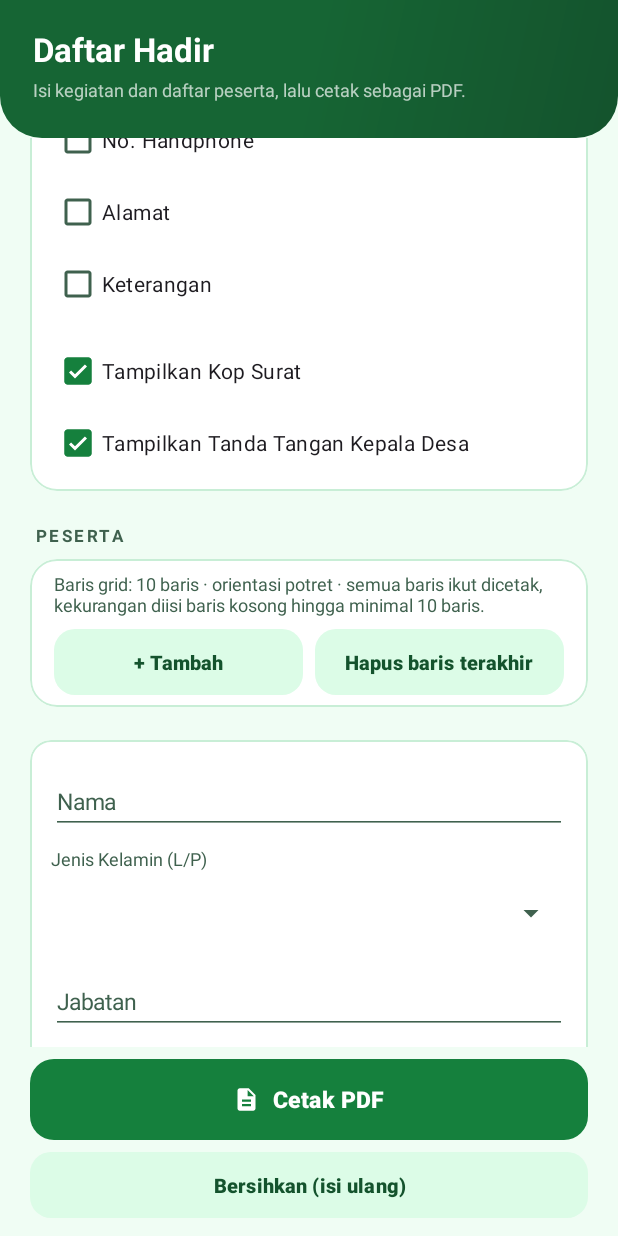
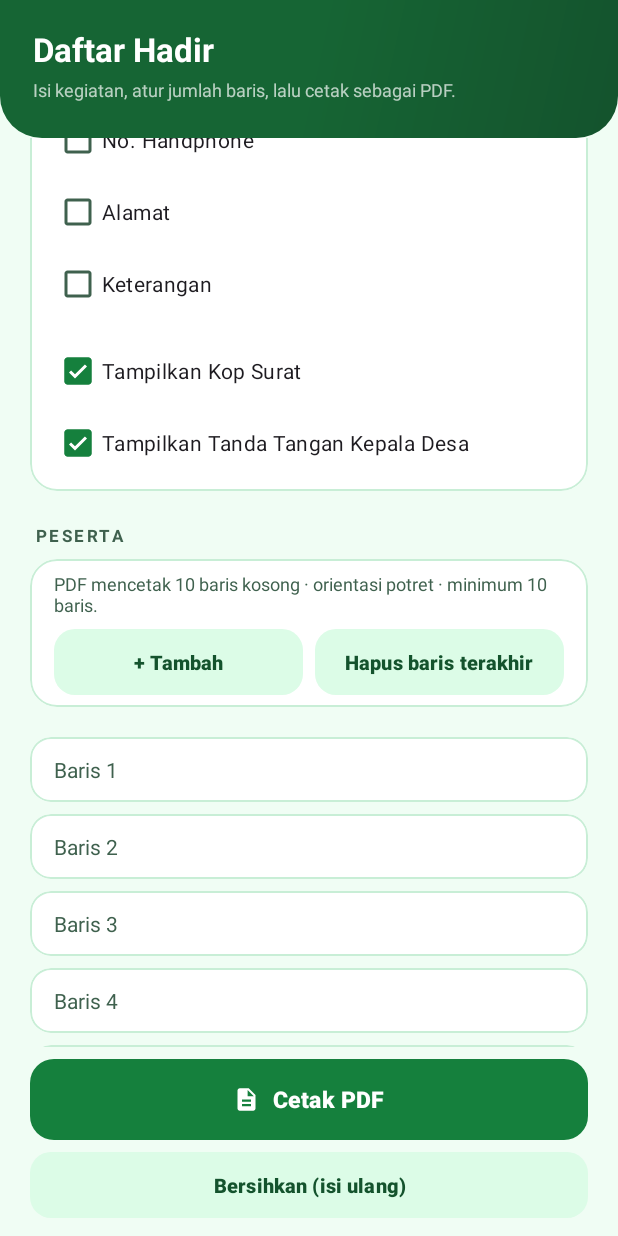
Before and after one commit to inomixstudio/SuDesApp, an Android app: the DaftarHadirActivity screen opened directly, with no data from a screen before it, scrolled down 848 dp, on a phone screen of 412 x 824 dp. Run offline under Robolectric (Android 15) with nearby library versions, the phone set to English and light mode, and no system bars; Roboto replaces fonts that are not available here.

Commit message:
fix(android): daftar hadir cetak baris kosong dan hapus kartu Sinkron
Kolom isian peserta dihapus karena daftar hadir dicetak sebagai baris kosong
yang diisi tangan; cukup 10 baris bawaan yang bisa ditambah dan dihapus,
sementara pilihan kolom yang dicetak tetap ada. Kartu Sinkron di beranda juga
dihapus karena pemasangan perangkat sudah otomatis muncul saat aplikasi dibuka
dan sinkron ulang tersedia di Pengaturan, sehingga kartu itu tidak berbuat apa
pun.

```diff
--- a/android/app/src/main/java/dev/sumberjaya/sudes/android/DaftarHadirActivity.kt
+++ b/android/app/src/main/java/dev/sumberjaya/sudes/android/DaftarHadirActivity.kt
@@ -1,17 +1,10 @@
 package dev.sumberjaya.sudes.android
 
-import android.content.Context
 import android.graphics.Bitmap
 import android.os.Bundle
-import android.view.View
 import android.view.ViewGroup
-import android.widget.AdapterView
-import android.widget.ArrayAdapter
 import android.widget.Button
-import android.widget.EditText
 import android.widget.LinearLayout
-import android.widget.ProgressBar
-import android.widget.Spinner
 import android.widget.TextView
 import android.widget.Toast
 import androidx.appcompat.app.AlertDialog
@@ -21,7 +14,6 @@ import androidx.lifecycle.lifecycleScope
 import com.google.android.material.card.MaterialCardView
 import com.google.android.material.checkbox.MaterialCheckBox
 import com.google.android.material.textfield.TextInputEditText
-import com.google.android.material.textfield.TextInputLayout
 import kotlinx.coroutines.Dispatchers
 import kotlinx.coroutines.launch
 import kotlinx.coroutines.withContext
@@ -30,27 +22,21 @@ import java.util.Date
 import java.util.Locale
 
 /**
- * Daftar Hadir: membuat, mencetak, dan membagikan daftar hadir sebagai PDF.
- * Sepenuhnya juga mengakui pengaturan kolom, jumlah baris peserta, dan orientasi
- * sesuai DaftarHadirViewModel & DaftarHadirGenerator di desktop. PDF dibuat di
- * `cacheDir`, dicetak lewat pemindai Android, dan tidak masuk antrean Supabase
- * (fitur cetak saja, sesuai kesepakatan).
+ * Daftar Hadir: membuat dan mencetak daftar hadir kosong sebagai PDF.
+ *
+ * Baris peserta tidak diisi di aplikasi — PDF dicetak dengan baris kosong
+ * bernomor untuk diisi tangan di lembar cetakan. Operator hanya menentukan
+ * kegiatan, kolom yang dicetak, dan jumlah baris (bawaan 10, bisa ditambah /
+ * dihapus). Jumlah baris ikut tercetak, minimum 10 (potret) / 6 (lanskap)
+ * mengikuti `DaftarHadirDocument` desktop. PDF dibuat di `cacheDir`, dicetak
+ * lewat pemindai Android, dan tidak masuk antrean Supabase.
  */
 class DaftarHadirActivity : AppCompatActivity() {
 
-    private data class BarisPeserta(
-        val kartu: MaterialCardView,
-        val nama: TextInputEditText,
-        val jk: Spinner,
-        val jabatan: TextInputEditText,
-        val nip: TextInputEditText,
-        val nik: TextInputEditText,
-        val noHp: TextInputEditText,
-        val alamat: TextInputEditText,
-        val keterangan: TextInputEditText,
-    )
+    /** Satu baris kosong: kartu pinggir + label nomornya. */
+    private data class BarisKosong(val kartu: MaterialCardView, val nomor: TextView)
 
-    private val daftarPeserta = mutableListOf<BarisPeserta>()
+    private val daftarBaris = mutableListOf<BarisKosong>()
 
     private lateinit var inputJudul: TextInputEditText
     private lateinit var inputHariTanggal: TextInputEditText
@@ -108,18 +94,19 @@ class DaftarHadirActivity : AppCompatActivity() {
             }
         })
 
-        for (i in 0 until MIN_POTRET) tambahBaris(null)
+        for (i in 0 until MIN_POTRET) tambahBaris()
         perbaruiInfo()
 
         findViewById<Button>(R.id.btn_hari_ini).setOnClickListener { isiHariTanggalHariIni() }
         findViewById<Button>(R.id.btn_tambah).setOnClickListener {
-            tambahBaris(null)
+            tambahBaris()
             perbaruiInfo()
         }
         findViewById<Button>(R.id.btn_hapus).setOnClickListener {
-            if (daftarPeserta.isNotEmpty()) {
-                val terakhir = daftarPeserta.removeAt(daftarPeserta.lastIndex)
+            if (daftarBaris.isNotEmpty()) {
+                val terakhir = daftarBaris.removeAt(daftarBaris.lastIndex)
                 wadahPeserta.removeView(terakhir.kartu)
+                pasangNomor()
                 perbaruiInfo()
             }
         }
@@ -159,15 +146,16 @@ class DaftarHadirActivity : AppCompatActivity() {
                 checkKop.isChecked = true
                 checkFooter.isChecked = true
                 wadahPeserta.removeAllViews()
-                daftarPeserta.clear()
-                for (i in 0 until MIN_POTRET) tambahBaris(null)
+                daftarBaris.clear()
+                for (i in 0 until MIN_POTRET) tambahBaris()
                 isiHariTanggalHariIni()
                 perbaruiInfo()
             }
             .show()
     }
 
-    private fun tambahBaris(values: DaftarHadirPdf.Peserta?) {
+    /** Satu baris kosong baru; dipakai kondisi awal, tombol Tambah, dan Bersihkan. */
+    private fun tambahBaris() {
         val kartu = MaterialCardView(this).apply {
             radius = Ui.dp(this@DaftarHadirActivity, 14).toFloat()
             strokeWidth = Ui.dp(this@DaftarHadirActivity, 1)
@@ -177,95 +165,36 @@ class DaftarHadirActivity : AppCompatActivity() {
             layoutParams = LinearLayout.LayoutParams(
                 ViewGroup.LayoutParams.MATCH_PARENT,
                 ViewGroup.LayoutParams.WRAP_CONTENT,
-            ).apply { topMargin = Ui.dp(this@DaftarHadirActivity, 10) }
+            ).apply { topMargin = Ui.dp(this@DaftarHadirActivity, 8) }
         }
-        val isi = LinearLayout(this).apply {
-            orientation = LinearLayout.VERTICAL
-            setPadding(Ui.dp(this@DaftarHadirActivity, 14), Ui.dp(this@DaftarHadirActivity, 6),
-                Ui.dp(this@DaftarHadirActivity, 14), Ui.dp(this@DaftarHadirActivity, 12))
+        val nomor = TextView(this).apply {
+            textSize = 14f
+            setTextColor(ContextCompat.getColor(this@DaftarHadirActivity, R.color.teks_redup))
+            setPadding(
+                Ui.dp(this@DaftarHadirActivity, 16),
+                Ui.dp(this@DaftarHadirActivity, 12),
+                Ui.dp(this@DaftarHadirActivity, 16),
+                Ui.dp(this@DaftarHadirActivity, 12),
+            )
         }
-        kartu.addView(isi)
+        kartu.addView(nomor)
+        wadahPeserta.addView(kartu)
+        daftarBaris.add(BarisKosong(kartu, nomor))
+        pasangNomor()
+    }
 
-        fun berbingkai(label: String, posisi: (TextInputEditText) -> Unit): Pair<TextInputEditText, TextInputLayout> {
-            val edit = TextInputEditText(this).apply {
-                textSize = 15f
-                inputType = android.text.InputType.TYPE_CLASS_TEXT
-                isSingleLine = true
-            }
-            posisi(edit)
-            val kerangka = TextInputLayout(this).apply {
-                hint = label
-                boxBackgroundMode = TextInputLayout.BOX_BACKGROUND_OUTLINE
-                boxBackgroundColor = ContextCompat.getColor(this@DaftarHadirActivity, R.color.surface)
-                boxStrokeColor = ContextCompat.getColor(this@DaftarHadirActivity, R.color.accent)
-                setDefaultHintTextColor(android.content.res.ColorStateList.valueOf(
-                    ContextCompat.getColor(this@DaftarHadirActivity, R.color.teks_redup)))
-                setBoxCornerRadii(
-                    Ui.dp(this@DaftarHadirActivity, 14).toFloat(),
-                    Ui.dp(this@DaftarHadirActivity, 14).toFloat(),
-                    Ui.dp(this@DaftarHadirActivity, 14).toFloat(),
-                    Ui.dp(this@DaftarHadirActivity, 14).toFloat(),
-                )
-                layoutParams = LinearLayout.LayoutParams(
-                    ViewGroup.LayoutParams.MATCH_PARENT,
-                    ViewGroup.LayoutParams.WRAP_CONTENT,
-                ).apply { topMargin = Ui.dp(this@DaftarHadirActivity, 10) }
-                addView(edit, LinearLayout.LayoutParams(
-                    ViewGroup.LayoutParams.MATCH_PARENT,
-                    ViewGroup.LayoutParams.WRAP_CONTENT))
-            }
-            return edit to kerangka
-        }
-
-        val (nama, bingkaiNama) = berbingkai("Nama") { it.setText(values?.nama.orEmpty()) }
-        val jk = Spinner(this).apply {
-            adapter = ArrayAdapter(this@DaftarHadirActivity,
-                R.layout.item_pilihan, listOf("", "L", "P")).also {
-                it.setDropDownViewResource(R.layout.item_pilihan_dropdown)
-            }
-            val pos = when (values?.jenisKelamin) {
-                "L" -> 1
-                "P" -> 2
-                else -> 0
-            }
-            setSelection(pos)
-        }
-        val (jabatan, bingkaiJabatan) = berbingkai("Jabatan") { it.setText(values?.jabatan.orEmpty()) }
-        val (nip, bingkaiNip) = berbingkai("NIP") { it.setText(values?.nip.orEmpty()) }
-        val (nik, bingkaiNik) = berbingkai("NIK") { it.setText(values?.nik.orEmpty()) }
-        val (noHp, bingkaiNoHp) = berbingkai("No. Handphone") {
-            it.setText(values?.noHp.orEmpty())
-            it.inputType = android.text.InputType.TYPE_CLASS_PHONE
-        }
-        val (alamat, bingkaiAlamat) = berbingkai("Alamat") { it.setText(values?.alamat.orEmpty()) }
-        val (keterangan, bingkaiKeterangan) = berbingkai("Keterangan") { it.setText(values?.keterangan.orEmpty()) }
-
-        isi.addView(bingkaiNama)
-        isi.addView(TextView(this).apply {
-            text = "Jenis Kelamin (L/P)"
-            textSize = 12f
-            setTextColor(ContextCompat.getColor(this@DaftarHadirActivity, R.color.teks_redup))
-            setPadding(0, Ui.dp(this@DaftarHadirActivity, 8), 0, Ui.dp(this@DaftarHadirActivity, 4))
-        })
-        isi.addView(jk)
-        isi.addView(bingkaiJabatan)
-        isi.addView(bingkaiNip)
-        isi.addView(bingkaiNik)
-        isi.addView(bingkaiNoHp)
-        isi.addView(bingkaiAlamat)
-        isi.addView(bingkaiKeterangan)
-
-        wadahPeserta.addView(kartu)
-        daftarPeserta.add(BarisPeserta(kartu, nama, jk, jabatan, nip, nik, noHp, alamat, keterangan))
+    /** Nomor baris selalu berurutan walau baris terakhir baru saja dihapus. */
+    private fun pasangNomor() {
+        for ((i, b) in daftarBaris.withIndex()) b.nomor.text = "Baris ${i + 1}"
     }
 
     private fun perbaruiInfo() {
         val jumlahKolom = jumlahKolomTerpilih()
         val landscape = jumlahKolom >= 7
         val minimal = if (landscape) MIN_LANSKAP else MIN_POTRET
-        infoPeserta.text = "Baris grid: ${daftarPeserta.size} baris · orientasi " +
-            if (landscape) "lanskap" else "potret" +
-            " · semua baris ikut dicetak, kekurangan diisi baris kosong hingga minimal $minimal baris."
+        val orientasi = if (landscape) "lanskap" else "potret"
+        infoPeserta.text =
+            "PDF mencetak ${daftarBaris.size} baris kosong · orientasi $orientasi · minimum $minimal baris."
     }
 
     private fun jumlahKolomTerpilih(): Int {
@@ -285,18 +214,8 @@ class DaftarHadirActivity : AppCompatActivity() {
         if (!hariTanggalDisentuh) isiHariTanggalHariIni()
 
         val pengaturan = PengaturanSurat.ambil(this)
-        val peserta = daftarPeserta.map {
-            DaftarHadirPdf.Peserta(
-                nama = it.nama.text.toString().trim(),
-                jenisKelamin = it.jk.selectedItem?.toString().orEmpty().trim(),
-                jabatan = it.jabatan.text.toString().trim(),
-                nip = it.nip.text.toString().trim(),
-                nik = it.nik.text.toString().trim(),
-                noHp = it.noHp.text.toString().trim(),
-                alamat = it.alamat.text.toString().trim(),
-                keterangan = it.keterangan.text.toString().trim(),
-            )
-        }
+        // Baris kosong: isian daring tidak diperlukan, PDF diisi tangan.
+        val peserta = List(daftarBaris.size) { DaftarHadirPdf.Peserta() }
         val data = DaftarHadirPdf.Data(
             judul = inputJudul.text.toString().trim().ifBlank { "DAFTAR HADIR" },
             hariTanggal = inputHariTanggal.text.toString().trim(),
--- a/android/app/src/main/java/dev/sumberjaya/sudes/android/MainActivity.kt
+++ b/android/app/src/main/java/dev/sumberjaya/sudes/android/MainActivity.kt
@@ -176,15 +176,6 @@ class MainActivity : AppCompatActivity() {
         ) {
             startActivity(Intent(this, PengaturanActivity::class.java))
         }
-
-        tambahKartu(
-            R.id.wadah_lainnya,
-            R.drawable.ic_sinkron,
-            R.string.menu_sinkron,
-            R.string.ket_sinkron,
-        ) {
-            startActivity(Intent(this, LoginActivity::class.java))
-        }
     }
 
     private fun tambahKartu(
--- a/android/app/src/main/res/values/strings.xml
+++ b/android/app/src/main/res/values/strings.xml
@@ -13,7 +13,6 @@
     <string name="menu_register_surat">Register Surat</string>
     <string name="menu_daftar_hadir">Daftar Hadir</string>
     <string name="menu_pengaturan">Pengaturan</string>
-    <string name="menu_sinkron">Sinkron</string>
 
     <string name="keterangan_ntcr">Persyaratan pernikahan: N1–N6 dan N8.</string>
     <string name="catatan_privasi">PDF surat tersimpan di perangkat. Isian surat ikut antrean supaya register desktop bisa melanjutkan penomoran resmi.</string>
@@ -92,7 +91,6 @@
     <string name="ket_daftar_hadir">Buat daftar hadir lalu cetak PDF</string>
     <string name="ket_pengaturan">Kop surat dan penomoran dari desktop</string>
     <string name="ket_pengaturan_header">Kop surat dan penomoran desa</string>
-    <string name="ket_sinkron">Hubungkan perangkat lewat kode QR</string>
     <string name="menu_judul">Menu</string>
     <string name="pil_privasi">Data tetap di perangkat</string>
     <string name="identitas_belum_sinkron">Identitas desa belum disinkronkan</string>
@@ -119,8 +117,8 @@
     <string name="dh_tambah">+ Tambah</string>
     <string name="dh_hapus">Hapus baris terakhir</string>
     <string name="dh_bersihkan">Bersihkan (isi ulang)</string>
-    <string name="dh_info_peserta">Klik untuk mengedit. Baris kosong tetap dicetak sebagai baris kosong bernomor.</string>
-    <string name="ket_daftar_hadir_form">Isi kegiatan dan daftar peserta, lalu cetak sebagai PDF.</string>
+    <string name="dh_info_peserta">Baris dicetak kosong untuk diisi tangan. Jumlah baris ikut tercetak (minimum 10).</string>
+    <string name="ket_daftar_hadir_form">Isi kegiatan, atur jumlah baris, lalu cetak sebagai PDF.</string>
 
     <!-- Antrean sinkronisasi -->
     <string name="toast_antrean_terkirim">%1$s \u00B7 sudah masuk antrean desktop</string>
```
Also changed, not shown: 1 other file.
